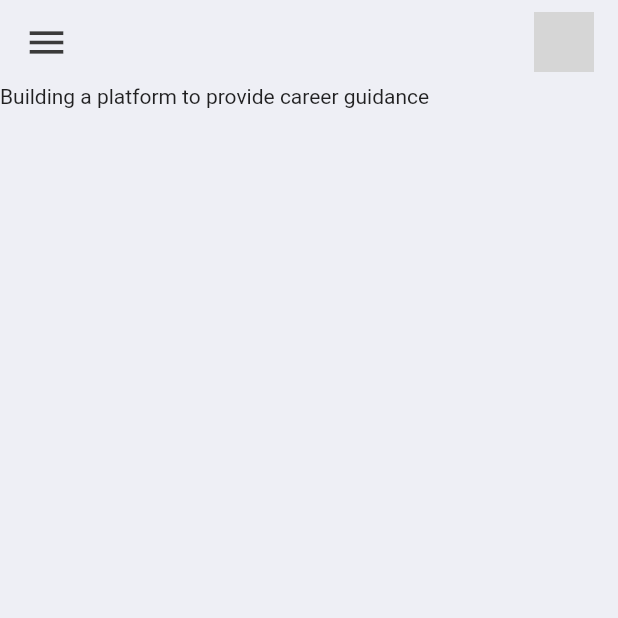
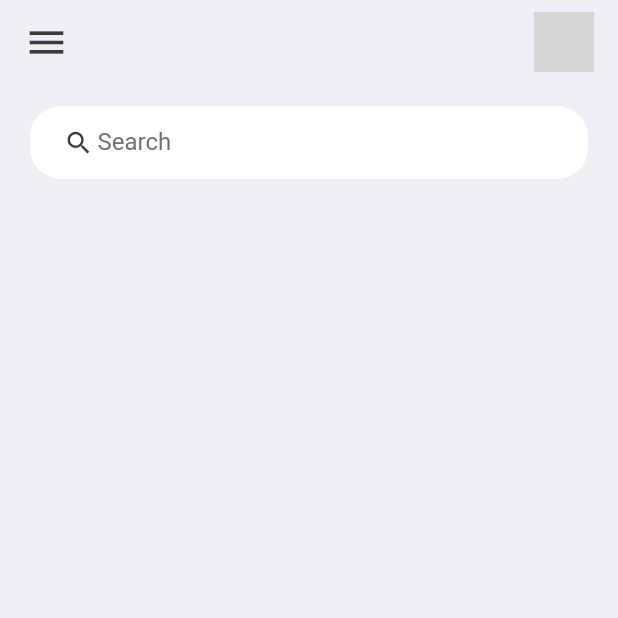
Before and after one commit to Saurabh-kumar09/Task-Focus, a Flutter app: the screen it shows after launch, on a phone screen of 412 x 824 dp, the top half of it. Run offline on Flutter 3.47's test engine with Material 2 defaults, Android fonts, the phone set to English and light mode, and no system bars; grey boxes are pictures that could not be loaded.

Commit message:
searchBar added

```diff
--- a/lib/screens/home.dart
+++ b/lib/screens/home.dart
@@ -10,7 +10,33 @@
       backgroundColor: tdBGColor,
       appBar: _BuildAppBar(),
       body: Container(
-        child: Text('Building a platform to provide career guidance'),
+          padding: EdgeInsets.symmetric(horizontal: 20, vertical: 15),
+          child: Column(
+            children: [
+              searchBox(),
+            ],
+          )),
+    );
+  }
+
+  Widget searchBox() {
+    return Container(
+      padding: EdgeInsets.symmetric(horizontal: 20),
+      decoration: BoxDecoration(
+          color: Colors.white, borderRadius: BorderRadius.circular(20)),
+      child: TextField(
+        decoration: InputDecoration(
+          contentPadding: EdgeInsets.all(0),
+          prefixIcon: Icon(
+            Icons.search,
+            color: tdBlack,
+            size: 20,
+          ),
+          prefixIconConstraints: BoxConstraints(maxHeight: 20, minWidth: 25),
+          border: InputBorder.none,
+          hintText: 'Search',
+          hintStyle: TextStyle(color: tdGrey),
+        ),
       ),
     );
   }
```
